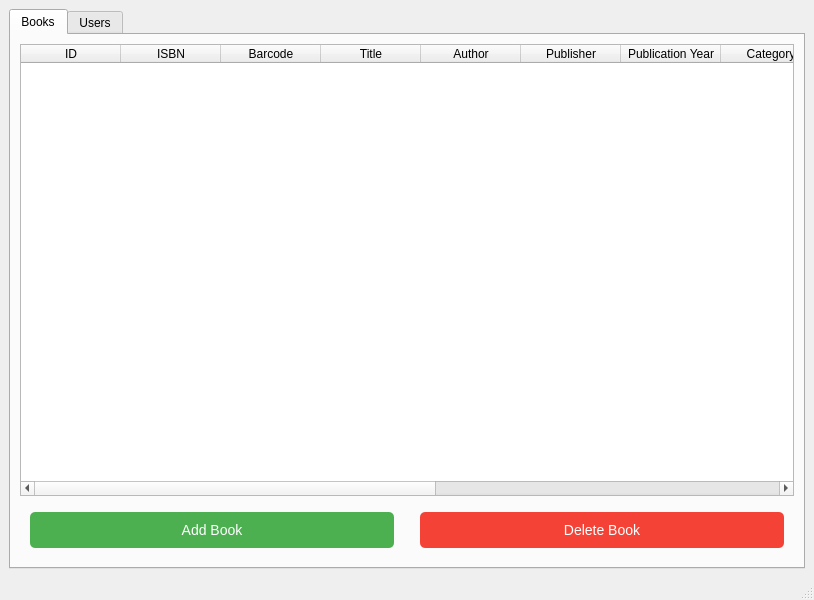
Old version of the form GUI/main_window.ui in the repository yasir-dev1/Libary-Mangment-App.
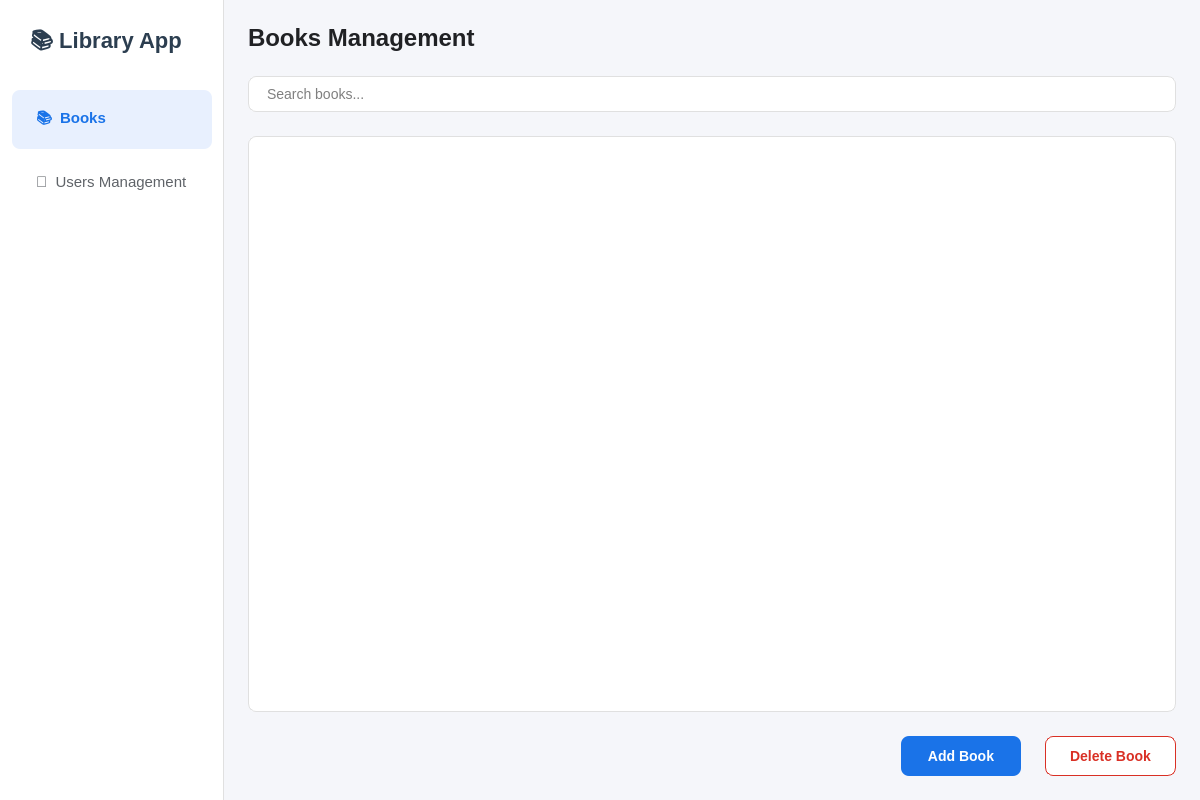
New version of the form.

Patch:
```diff
--- a/GUI/main_window.ui
+++ b/GUI/main_window.ui
@@ -6,151 +6,273 @@
    <rect>
     <x>0</x>
     <y>0</y>
-    <width>814</width>
-    <height>600</height>
+    <width>1200</width>
+    <height>800</height>
    </rect>
   </property>
-  <property name="sizePolicy">
-   <sizepolicy hsizetype="Fixed" vsizetype="Maximum">
-    <horstretch>0</horstretch>
-    <verstretch>0</verstretch>
-   </sizepolicy>
-  </property>
   <property name="windowTitle">
-   <string>Library Management App</string>
+   <string>Modern Library Management</string>
+  </property>
+  <property name="styleSheet">
+   <string>
+    QMainWindow {
+      background-color: #f5f6fa;
+    }
+   </string>
   </property>
   <widget class="QWidget" name="centralwidget">
-   <layout class="QVBoxLayout" name="verticalLayout">
+   <layout class="QHBoxLayout" name="horizontalLayout_main" stretch="0,1">
+    <property name="spacing">
+     <number>0</number>
+    </property>
+    <property name="leftMargin">
+     <number>0</number>
+    </property>
+    <property name="topMargin">
+     <number>0</number>
+    </property>
+    <property name="rightMargin">
+     <number>0</number>
+    </property>
+    <property name="bottomMargin">
+     <number>0</number>
+    </property>
+
+    <!-- Modern Drawer -->
     <item>
-     <widget class="QTabWidget" name="tabWidget">
-      <property name="tabShape">
-       <enum>QTabWidget::Rounded</enum>
+     <widget class="QWidget" name="drawerWidget">
+      <property name="minimumWidth">
+       <number>280</number>
       </property>
-      <property name="currentIndex">
-       <number>0</number>
+      <property name="maximumWidth">
+       <number>280</number>
       </property>
-      <property name="usesScrollButtons">
-       <bool>true</bool>
+      <property name="styleSheet">
+       <string>
+        QWidget#drawerWidget {
+          background-color: #ffffff;
+          border-right: 1px solid #e0e0e0;
+        }
+        QLabel#logoLabel {
+          font-family: 'Segoe UI', Arial;
+          font-size: 22px;
+          font-weight: bold;
+          color: #2c3e50;
+          padding: 24px;
+        }
+        QPushButton {
+          font-family: 'Segoe UI', Arial;
+          text-align: left;
+          padding: 16px 24px;
+          border: none;
+          color: #5f6368;
+          background-color: transparent;
+          font-size: 15px;
+          border-radius: 0px;
+          margin: 4px 12px;
+          border-radius: 8px;
+        }
+        QPushButton:hover {
+          background-color: #f5f5f5;
+          color: #1a73e8;
+        }
+        QPushButton:checked {
+          background-color: #e8f0fe;
+          color: #1a73e8;
+          font-weight: bold;
+        }
+       </string>
       </property>
-      <property name="documentMode">
-       <bool>false</bool>
-      </property>
-      <property name="tabsClosable">
-       <bool>false</bool>
-      </property>
-      <property name="movable">
-       <bool>false</bool>
-      </property>
-      <property name="tabBarAutoHide">
-       <bool>false</bool>
-      </property>
-      <widget class="QWidget" name="BooksTab">
-       <property name="sizePolicy">
-        <sizepolicy hsizetype="Expanding" vsizetype="Expanding">
-         <horstretch>0</horstretch>
-         <verstretch>0</verstretch>
-        </sizepolicy>
+      <layout class="QVBoxLayout" name="drawerLayout">
+       <property name="spacing">
+        <number>0</number>
        </property>
-       <attribute name="title">
-        <string>Books</string>
-       </attribute>
-       <layout class="QVBoxLayout" name="verticalLayout_2">
+       <property name="leftMargin">
+        <number>0</number>
+       </property>
+       <property name="topMargin">
+        <number>0</number>
+       </property>
+       <property name="rightMargin">
+        <number>0</number>
+       </property>
+       <property name="bottomMargin">
+        <number>0</number>
+       </property>
+       <item>
+        <widget class="QLabel" name="logoLabel">
+         <property name="text">
+          <string>📚 Library App</string>
+         </property>
+        </widget>
+       </item>
+       <item>
+        <widget class="QPushButton" name="booksButton">
+         <property name="checkable">
+          <bool>true</bool>
+         </property>
+         <property name="checked">
+          <bool>true</bool>
+         </property>
+         <property name="text">
+          <string>📚  Books</string>
+         </property>
+        </widget>
+       </item>
+       <item>
+        <widget class="QPushButton" name="usersButton">
+         <property name="checkable">
+          <bool>true</bool>
+         </property>
+         <property name="text">
+          <string>👥  Users Management</string>
+         </property>
+        </widget>
+       </item>
+       <item>
+        <spacer name="verticalSpacer">
+         <property name="orientation">
+          <enum>Qt::Vertical</enum>
+         </property>
+         <property name="sizeHint" stdset="0">
+          <size>
+           <width>20</width>
+           <height>40</height>
+          </size>
+         </property>
+        </spacer>
+       </item>
+      </layout>
+     </widget>
+    </item>
+
+    <!-- Content Area -->
+    <item>
+     <widget class="QStackedWidget" name="stackedWidget">
+      <!-- Books Page -->
+      <widget class="QWidget" name="booksPage">
+       <layout class="QVBoxLayout" name="booksLayout">
+        <property name="spacing">
+         <number>24</number>
+        </property>
+        <property name="margin">
+         <number>24</number>
+        </property>
+        <item>
+         <widget class="QLabel" name="booksHeaderLabel">
+          <property name="styleSheet">
+           <string>
+            QLabel {
+              font-family: 'Segoe UI', Arial;
+              font-size: 24px;
+              font-weight: bold;
+              color: #202124;
+            }
+           </string>
+          </property>
+          <property name="text">
+           <string>Books Management</string>
+          </property>
+         </widget>
+        </item>
+        <item>
+         <widget class="QLineEdit" name="searchBooks">
+          <property name="minimumHeight">
+           <number>40</number>
+          </property>
+          <property name="styleSheet">
+           <string>
+            QLineEdit {
+              border: 1px solid #e0e0e0;
+              border-radius: 8px;
+              padding: 8px 16px;
+              background: white;
+              font-size: 14px;
+            }
+            QLineEdit:focus {
+              border: 2px solid #1a73e8;
+            }
+           </string>
+          </property>
+          <property name="placeholderText">
+           <string>Search books...</string>
+          </property>
+         </widget>
+        </item>
         <item>
          <widget class="QTableWidget" name="bookTable">
-          <property name="enabled">
-           <bool>true</bool>
+          <property name="styleSheet">
+           <string>
+            QTableWidget {
+              background-color: white;
+              border: 1px solid #e0e0e0;
+              border-radius: 8px;
+              gridline-color: #f0f0f0;
+            }
+            QHeaderView::section {
+              background-color: white;
+              padding: 12px;
+              border: none;
+              border-bottom: 1px solid #e0e0e0;
+              font-weight: bold;
+              color: #5f6368;
+            }
+            QTableWidget::item {
+              padding: 8px;
+              border-bottom: 1px solid #f0f0f0;
+            }
+            QTableWidget::item:selected {
+              background-color: #e8f0fe;
+              color: #1a73e8;
+            }
+           </string>
           </property>
-          <property name="sizePolicy">
-           <sizepolicy hsizetype="MinimumExpanding" vsizetype="MinimumExpanding">
-            <horstretch>0</horstretch>
-            <verstretch>0</verstretch>
-           </sizepolicy>
-          </property>
-          <property name="editTriggers">
-           <set>QAbstractItemView::CurrentChanged</set>
-          </property>
-          <property name="showGrid">
+          <attribute name="horizontalHeaderStretchLastSection">
            <bool>true</bool>
-          </property>
-          <property name="rowCount">
-           <number>0</number>
-          </property>
-          <property name="columnCount">
-           <number>13</number>
-          </property>
-          <column>
-           <property name="text">
-            <string>ID</string>
-           </property>
-          </column>
-          <column>
-           <property name="text">
-            <string>ISBN</string>
-           </property>
-          </column>
-          <column>
-           <property name="text">
-            <string>Barcode</string>
-           </property>
-          </column>
-          <column>
-           <property name="text">
-            <string>Title</string>
-           </property>
-          </column>
-          <column>
-           <property name="text">
-            <string>Author</string>
-           </property>
-          </column>
-          <column>
-           <property name="text">
-            <string>Publisher</string>
-           </property>
-          </column>
-          <column>
-           <property name="text">
-            <string>Publication Year</string>
-           </property>
-          </column>
-          <column>
-           <property name="text">
-            <string>Category</string>
-           </property>
-          </column>
-          <column>
-           <property name="text">
-            <string>Total Copies</string>
-           </property>
-          </column>
-          <column>
-           <property name="text">
-            <string>Available Copies</string>
-           </property>
-          </column>
-          <column>
-           <property name="text">
-            <string>Language</string>
-           </property>
-          </column>
-          <column>
-           <property name="text">
-            <string>Description</string>
-           </property>
-          </column>
-          <column>
-           <property name="text">
-            <string>Location</string>
-           </property>
-          </column>
+          </attribute>
          </widget>
         </item>
         <item>
-         <layout class="QHBoxLayout" name="horizontalLayout">
+         <layout class="QHBoxLayout" name="bookButtonsLayout">
+          <item>
+           <spacer name="horizontalSpacer">
+            <property name="orientation">
+             <enum>Qt::Horizontal</enum>
+            </property>
+            <property name="sizeHint" stdset="0">
+             <size>
+              <width>40</width>
+              <height>20</height>
+             </size>
+            </property>
+           </spacer>
+          </item>
           <item>
            <widget class="QPushButton" name="addButton">
+            <property name="minimumSize">
+             <size>
+              <width>120</width>
+              <height>40</height>
+             </size>
+            </property>
             <property name="styleSheet">
-             <string>margin: 10px; padding: 10px; font-size: 14px; background-color: #4CAF50; color: white; border-radius: 5px;</string>
+             <string>
+              QPushButton {
+                background-color: #1a73e8;
+                color: white;
+                border: none;
+                border-radius: 8px;
+                padding: 8px 24px;
+                font-size: 14px;
+                font-weight: bold;
+              }
+              QPushButton:hover {
+                background-color: #1557b0;
+              }
+              QPushButton:pressed {
+                background-color: #174ea6;
+              }
+             </string>
             </property>
             <property name="text">
              <string>Add Book</string>
@@ -159,8 +281,30 @@
           </item>
           <item>
            <widget class="QPushButton" name="deleteButton">
+            <property name="minimumSize">
+             <size>
+              <width>120</width>
+              <height>40</height>
+             </size>
+            </property>
             <property name="styleSheet">
-             <string>margin: 10px; padding: 10px; font-size: 14px; background-color: #f44336; color: white; border-radius: 5px;</string>
+             <string>
+              QPushButton {
+                background-color: white;
+                color: #d93025;
+                border: 1px solid #d93025;
+                border-radius: 8px;
+                padding: 8px 24px;
+                font-size: 14px;
+                font-weight: bold;
+              }
+              QPushButton:hover {
+                background-color: #fce8e6;
+              }
+              QPushButton:pressed {
+                background-color: #fcd8d3;
+              }
+             </string>
             </property>
             <property name="text">
              <string>Delete Book</string>
@@ -171,80 +315,131 @@
         </item>
        </layout>
       </widget>
-      <widget class="QWidget" name="UsersTab">
-       <attribute name="title">
-        <string>Users</string>
-       </attribute>
-       <layout class="QVBoxLayout" name="verticalLayout_3">
+
+      <!-- Users Page -->
+      <widget class="QWidget" name="usersPage">
+       <layout class="QVBoxLayout" name="usersLayout">
+        <property name="spacing">
+         <number>24</number>
+        </property>
+        <property name="margin">
+         <number>24</number>
+        </property>
+        <item>
+         <widget class="QLabel" name="usersHeaderLabel">
+          <property name="styleSheet">
+           <string>
+            QLabel {
+              font-family: 'Segoe UI', Arial;
+              font-size: 24px;
+              font-weight: bold;
+              color: #202124;
+            }
+           </string>
+          </property>
+          <property name="text">
+           <string>Users Management</string>
+          </property>
+         </widget>
+        </item>
+        <item>
+         <widget class="QLineEdit" name="searchUsers">
+          <property name="minimumHeight">
+           <number>40</number>
+          </property>
+          <property name="styleSheet">
+           <string>
+            QLineEdit {
+              border: 1px solid #e0e0e0;
+              border-radius: 8px;
+              padding: 8px 16px;
+              background: white;
+              font-size: 14px;
+            }
+            QLineEdit:focus {
+              border: 2px solid #1a73e8;
+            }
+           </string>
+          </property>
+          <property name="placeholderText">
+           <string>Search users...</string>
+          </property>
+         </widget>
+        </item>
         <item>
          <widget class="QTableWidget" name="usersTable">
-          <property name="editTriggers">
-           <set>QAbstractItemView::DoubleClicked</set>
+          <property name="styleSheet">
+           <string>
+            QTableWidget {
+              background-color: white;
+              border: 1px solid #e0e0e0;
+              border-radius: 8px;
+              gridline-color: #f0f0f0;
+            }
+            QHeaderView::section {
+              background-color: white;
+              padding: 12px;
+              border: none;
+              border-bottom: 1px solid #e0e0e0;
+              font-weight: bold;
+              color: #5f6368;
+            }
+            QTableWidget::item {
+              padding: 8px;
+              border-bottom: 1px solid #f0f0f0;
+            }
+            QTableWidget::item:selected {
+              background-color: #e8f0fe;
+              color: #1a73e8;
+            }
+           </string>
           </property>
-          <property name="rowCount">
-           <number>0</number>
-          </property>
-          <property name="columnCount">
-           <number>10</number>
-          </property>
-          <column>
-           <property name="text">
-            <string>User ID</string>
-           </property>
-          </column>
-          <column>
-           <property name="text">
-            <string>First Name</string>
-           </property>
-          </column>
-          <column>
-           <property name="text">
-            <string>Last Name</string>
-           </property>
-          </column>
-          <column>
-           <property name="text">
-            <string>National ID</string>
-           </property>
-          </column>
-          <column>
-           <property name="text">
-            <string>Email</string>
-           </property>
-          </column>
-          <column>
-           <property name="text">
-            <string>Phone</string>
-           </property>
-          </column>
-          <column>
-           <property name="text">
-            <string>Address</string>
-           </property>
-          </column>
-          <column>
-           <property name="text">
-            <string>Membership Start</string>
-           </property>
-          </column>
-          <column>
-           <property name="text">
-            <string>Membership Expiry</string>
-           </property>
-          </column>
-          <column>
-           <property name="text">
-            <string>Membership Type</string>
-           </property>
-          </column>
+          <attribute name="horizontalHeaderStretchLastSection">
+           <bool>true</bool>
+          </attribute>
          </widget>
         </item>
         <item>
-         <layout class="QHBoxLayout" name="horizontalLayout_2">
+         <layout class="QHBoxLayout" name="userButtonsLayout">
+          <item>
+           <spacer name="horizontalSpacer_2">
+            <property name="orientation">
+             <enum>Qt::Horizontal</enum>
+            </property>
+            <property name="sizeHint" stdset="0">
+             <size>
+              <width>40</width>
+              <height>20</height>
+             </size>
+            </property>
+           </spacer>
+          </item>
           <item>
            <widget class="QPushButton" name="addUserButton">
+            <property name="minimumSize">
+             <size>
+              <width>120</width>
+              <height>40</height>
+             </size>
+            </property>
             <property name="styleSheet">
-             <string>margin: 10px; padding: 10px; font-size: 14px; background-color: #4CAF50; color: white; border-radius: 5px;</string>
+             <string>
+              QPushButton {
+                background-color: #1a73e8;
+                color: white;
+                border: none;
+                border-radius: 8px;
+                padding: 8px 24px;
+                font-size: 14px;
+                font-weight: bold;
+              }
+              QPushButton:hover {
+                background-color: #1557b0;
+              }
+              QPushButton:pressed {
+                background-color: #174ea6;
+              }
+             </string>
             </property>
             <property name="text">
              <string>Add User</string>
@@ -253,8 +448,30 @@
           </item>
           <item>
            <widget class="QPushButton" name="deleteUserButton">
+            <property name="minimumSize">
+             <size>
+              <width>120</width>
+              <height>40</height>
+             </size>
+            </property>
             <property name="styleSheet">
-             <string>margin: 10px; padding: 10px; font-size: 14px; background-color: #f44336; color: white; border-radius: 5px;</string>
+             <string>
+              QPushButton {
+                background-color: white;
+                color: #d93025;
+                border: 1px solid #d93025;
+                border-radius: 8px;
+                padding: 8px 24px;
+                font-size: 14px;
+                font-weight: bold;
+              }
+              QPushButton:hover {
+                background-color: #fce8e6;
+              }
+              QPushButton:pressed {
+                background-color: #fcd8d3;
+              }
+             </string>
             </property>
             <property name="text">
              <string>Delete User</string>
@@ -269,17 +486,6 @@
     </item>
    </layout>
   </widget>
-  <widget class="QStatusBar" name="statusbar"/>
-  <action name="actionAdd_From_CSV">
-   <property name="text">
-    <string>Add From CSV</string>
-   </property>
-  </action>
-  <action name="actionExport_To_CSV">
-   <property name="text">
-    <string>Export To CSV</string>
-   </property>
-  </action>
  </widget>
  <resources/>
  <connections/>
```
